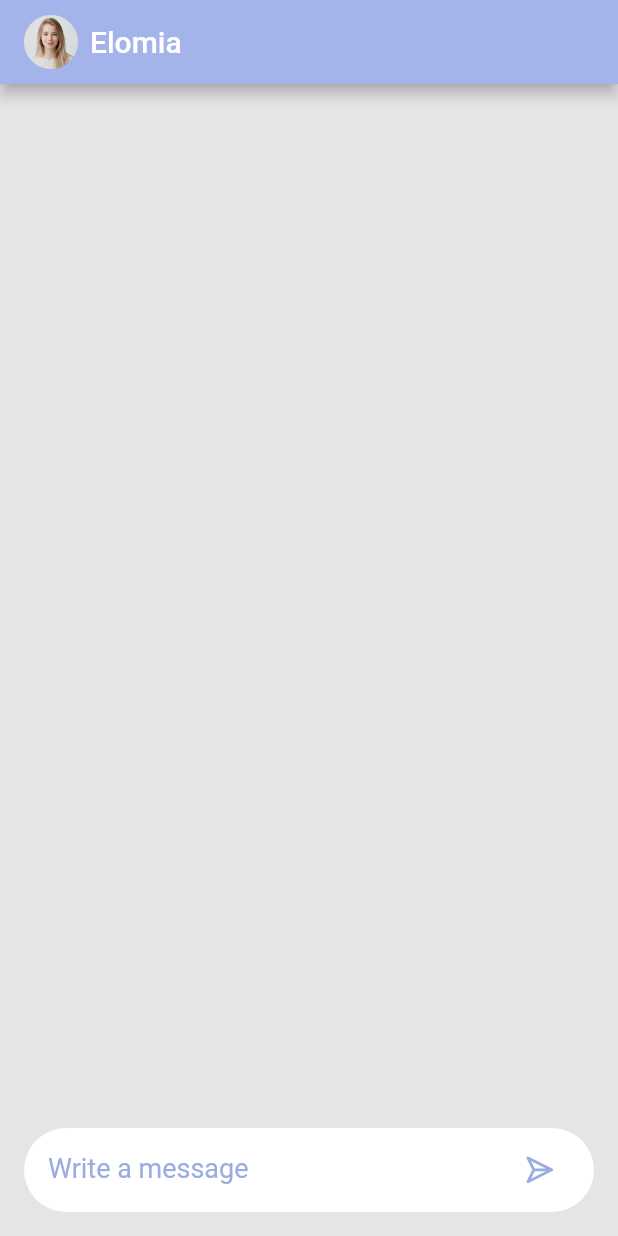
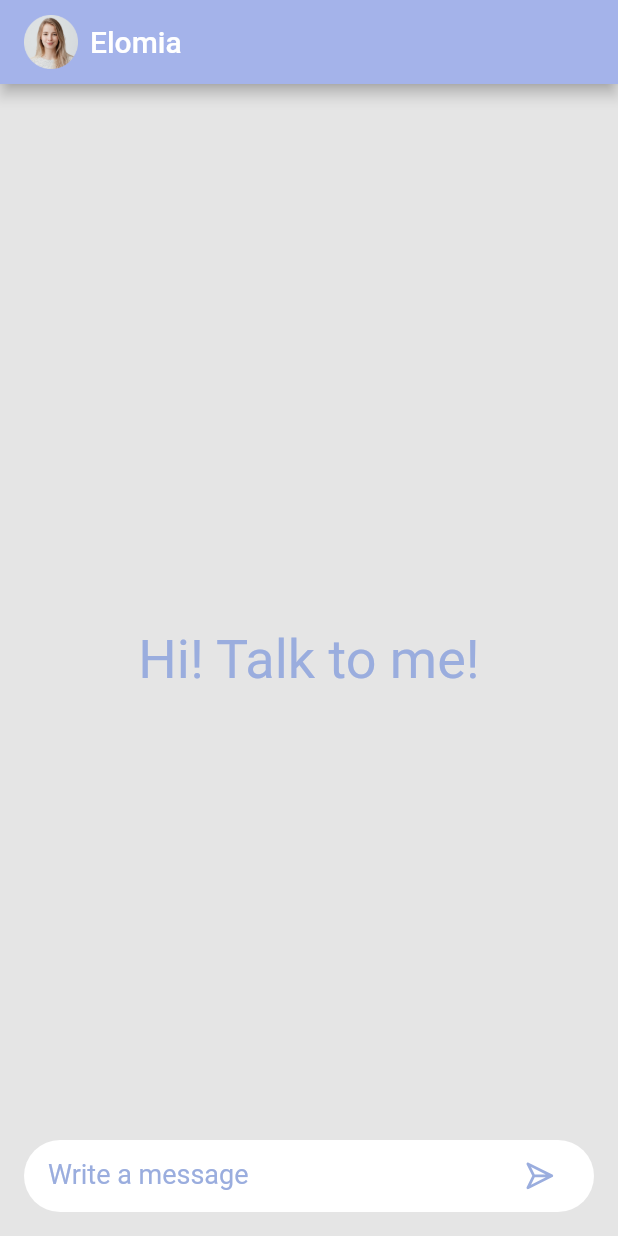
Before and after one commit to Leeeeerich/el_test_app, a Flutter app: the screen it shows after launch, on a phone screen of 412 x 824 dp. Run offline on Flutter 3.47's test engine with Material 2 defaults, Android fonts, the phone set to English and light mode, and no system bars; our stand-ins replace flutter_i18n, flutter_svg, fluttertoast; missing offline and left inert: http_logger, http_middleware; statements that could not run were skipped.

Commit message:
Fixed edit text field and upgraded list messages

```diff
--- a/assets/locales/en.json
+++ b/assets/locales/en.json
@@ -1,5 +1,6 @@
 {
   "elomia_title": "Elomia",
   "write_message_hint": "Write a message",
-  "send_message": "Send message"
+  "send_message": "Send message",
+  "empty_screen_message": "Hi! Talk to me!"
 }
--- a/lib/src/model/models/models.dart
+++ b/lib/src/model/models/models.dart
@@ -1,19 +1,19 @@
 class ChatMessage {
   String ip;
-  DateTime sendMoment;
+  int requestTime;
   String text;
 
   ChatMessage();
 
   ChatMessage.text(this.text);
 
-  ChatMessage.all(this.ip, this.sendMoment, this.text);
+  ChatMessage.all(this.ip, this.requestTime, this.text);
 
   Map<String, dynamic> toJson() {
     return {'text': text};
   }
 
   factory ChatMessage.fromJson(Map<String, dynamic> map) {
-    return ChatMessage.all(map['ip'], map['sendMoment']?.toDate(), map['text']);
+    return ChatMessage.all(map['ip'], map['sendMoment'], map['text']);
   }
 }
--- a/lib/src/model/web_api/client.dart
+++ b/lib/src/model/web_api/client.dart
@@ -3,4 +3,4 @@ import 'package:http_middleware/http_middleware.dart';
 
 HttpWithMiddleware httpClient = HttpWithMiddleware.build(middlewares: [
   HttpLogger(logLevel: LogLevel.BODY),
-]);
+], requestTimeout: Duration(seconds: 30));
--- a/lib/src/ui/chat_screen/chat_screen.dart
+++ b/lib/src/ui/chat_screen/chat_screen.dart
@@ -15,7 +15,8 @@ class ChatScreen extends StatefulWidget {
 }
 
 class _ChatScreen extends State<ChatScreen> {
-  TextEditingController _textMessage = TextEditingController();
+  TextEditingController _editTextMessageController = TextEditingController();
+  var _scrollController = ScrollController();
 
   Widget build(BuildContext context) {
     return Scaffold(
@@ -30,59 +31,128 @@ class _ChatScreen extends State<ChatScreen> {
           ]),
           backgroundColor: getColorFromHex("A4B3EA"),
         ),
-        body: Padding(
-            padding: EdgeInsets.fromLTRB(16, 16, 16, 16),
-            child: Consumer<ChatModel>(builder: (ctx, model, _) {
-              return Column(
-                // crossAxisAlignment: CrossAxisAlignment.baseline,
-                mainAxisAlignment: MainAxisAlignment.end,
-                mainAxisSize: MainAxisSize.max,
+        body: Consumer<ChatModel>(builder: (ctx, model, _) {
+          return Stack(
+            alignment: Alignment.bottomCenter,
             children: [
-                  Expanded(
-                      child: ListView(
-                    shrinkWrap: true,
-                    scrollDirection: Axis.vertical,
-                    children: _getMessages(model.messages),
-                  )),
+              _emptyScreenOrList(model),
               _inputMessage(model),
             ],
           );
-            })));
+        }));
+  }
+
+  Widget _emptyScreenOrList(ChatModel model) {
+    var widget;
+
+    if (model.messages.isEmpty) {
+      widget = Center(
+        child: Padding(
+          padding: EdgeInsets.symmetric(horizontal: 24),
+          child: Text(FlutterI18n.translate(context, "empty_screen_message"),
+              textAlign: TextAlign.center,
+              style: TextStyle(fontSize: 36, color: getColorFromHex("9AADDE"))),
+        ),
+      );
+    } else {
+      widget = Padding(
+        padding: EdgeInsets.only(bottom: LIST_BOTTOM_PADDING),
+        child: ListView(
+          controller: _scrollController,
+          scrollDirection: Axis.vertical,
+          reverse: true,
+          padding: EdgeInsets.only(bottom: LIST_BOTTOM_CLIP_PADDING),
+          children: _getMessages(model.messages),
+        ),
+      );
+    }
+
+    return widget;
   }
 
   List<Widget> _getMessages(List<ChatMessage> rawMessages) {
     var messages = List<Widget>();
-
-    rawMessages.map((e) {
-      _messageWidget(e);
+    print("Messages size = ${rawMessages.length}");
+    rawMessages.forEach((e) {
+      messages.add(_messageWidget(e));
     });
 
     return messages;
   }
 
   Widget _messageWidget(ChatMessage message) {
-    return Card(
-      color: message.ip != null ? getColorFromHex("5C74DD") : Colors.white,
-      child: Text(message.text),
-      shape: RoundedRectangleBorder(
-        borderRadius: BorderRadius.circular(16),
+    return Wrap(
+        alignment: message.ip != null ? WrapAlignment.start : WrapAlignment.end,
+        children: <Widget>[
+          Padding(
+            padding: EdgeInsets.fromLTRB(
+                message.ip != null
+                    ? HORIZONTAL_PADDING_FROM_EDGE
+                    : EXTRA_HORIZONTAL_PADDING,
+                0,
+                message.ip != null
+                    ? EXTRA_HORIZONTAL_PADDING
+                    : HORIZONTAL_PADDING_FROM_EDGE,
+                HORIZONTAL_PADDING_FROM_EDGE),
+            child: Container(
+              child: Padding(
+                padding: EdgeInsets.all(8),
+                child: Text(
+                  message.ip != null
+                      ? "Text = ${message.text}\n IP = ${message.ip} \n PING = ${message.requestTime} ms"
+                      : message.text,
+                  style: TextStyle(
+                    fontSize: MESSAGE_TEXT_SIZE,
+                    color: message.ip != null
+                        ? getColorFromHex("07144A")
+                        : Colors.white,
                   ),
-    );
+                ),
+              ),
+              decoration: BoxDecoration(
+                color: message.ip != null
+                    ? Colors.white
+                    : getColorFromHex("5C74DD"),
+                borderRadius: BorderRadius.only(
+                  topLeft:
+                      Radius.circular(message.ip != null ? 0 : MESSAGE_CORNERS),
+                  topRight: Radius.circular(MESSAGE_CORNERS),
+                  bottomLeft: Radius.circular(MESSAGE_CORNERS),
+                  bottomRight:
+                      Radius.circular(message.ip != null ? MESSAGE_CORNERS : 0),
+                ),
+              ),
+            ),
+          )
+        ]);
   }
 
   Widget _inputMessage(ChatModel model) {
-    return Container(
+    return Padding(
+      padding: EdgeInsets.fromLTRB(
+        EDIT_MESSAGE_PADDING,
+        0,
+        EDIT_MESSAGE_PADDING,
+        EDIT_MESSAGE_PADDING,
+      ),
+      child: Wrap(children: <Widget>[
+        Container(
           alignment: Alignment.bottomCenter,
-      height: 56,
+          // height: EDIT_MESSAGE_HEIGHT,
           decoration: BoxDecoration(
-        borderRadius: BorderRadius.all(Radius.circular(28)),
+            borderRadius:
+                BorderRadius.all(Radius.circular(EDIT_MESSAGE_CORNERS)),
             color: Colors.white,
           ),
           child: Padding(
-        padding: EdgeInsets.symmetric(horizontal: 16),
+            padding:
+                EdgeInsets.symmetric(horizontal: EDIT_MESSAGE_PADDING_TEXT),
             child: Center(
-          child: TextField(
-            controller: _textMessage,
+              child: TextFormField(
+                minLines: 1,
+                maxLines: 7,
+                style: TextStyle(fontSize: EDIT_MESSAGE_TEXT_SIZE),
+                controller: _editTextMessageController,
                 decoration: InputDecoration(
                   suffixIcon: IconButton(
                     icon: SvgPicture.asset(
@@ -91,20 +161,41 @@ class _ChatScreen extends State<ChatScreen> {
                           FlutterI18n.translate(context, "send_message"),
                     ),
                     onPressed: () {
-                  print("Send");
-                  model.sendMessage(ChatMessage.text(_textMessage.text));
+                      if (_editTextMessageController.text.isEmpty) return;
+                      model
+                          .sendMessage(
+                              ChatMessage.text(_editTextMessageController.text))
+                          .then((value) {
+                        if (value != null) showToast(value);
+                      });
+                      _editTextMessageController.clear();
                     },
                   ),
                   border: InputBorder.none,
-              hintText: FlutterI18n.translate(context, "write_message_hint"),
+                  hintText:
+                      FlutterI18n.translate(context, "write_message_hint"),
                   hintStyle: TextStyle(
-                fontSize: 18,
+                    fontSize: EDIT_MESSAGE_TEXT_SIZE,
                     color: getColorFromHex("9AADDE"),
                   ),
                 ),
               ),
             ),
           ),
+        )
+      ]),
     );
   }
+
+  static const EDIT_MESSAGE_HEIGHT = 56.0;
+  static const EDIT_MESSAGE_CORNERS = 28.0;
+  static const EDIT_MESSAGE_TEXT_SIZE = 18.0;
+  static const EDIT_MESSAGE_PADDING_TEXT = 16.0;
+  static const EDIT_MESSAGE_PADDING = 16.0;
+  static const MESSAGE_CORNERS = 16.0;
+  static const MESSAGE_TEXT_SIZE = 16.0;
+  static const HORIZONTAL_PADDING_FROM_EDGE = 16.0;
+  static const EXTRA_HORIZONTAL_PADDING = HORIZONTAL_PADDING_FROM_EDGE + 16.0;
+  static const LIST_BOTTOM_PADDING = EDIT_MESSAGE_HEIGHT / 2 + 16.0;
+  static const LIST_BOTTOM_CLIP_PADDING = EDIT_MESSAGE_HEIGHT / 2;
 }
```
Also changed, not shown: lib/src/model/web_api/web_api_impl.dart (+7 -10 lines), lib/src/ui/chat_screen/chat_model.dart (+11 -3 lines), pubspec.lock. Lines whose indentation alone changed are shown as unchanged.
